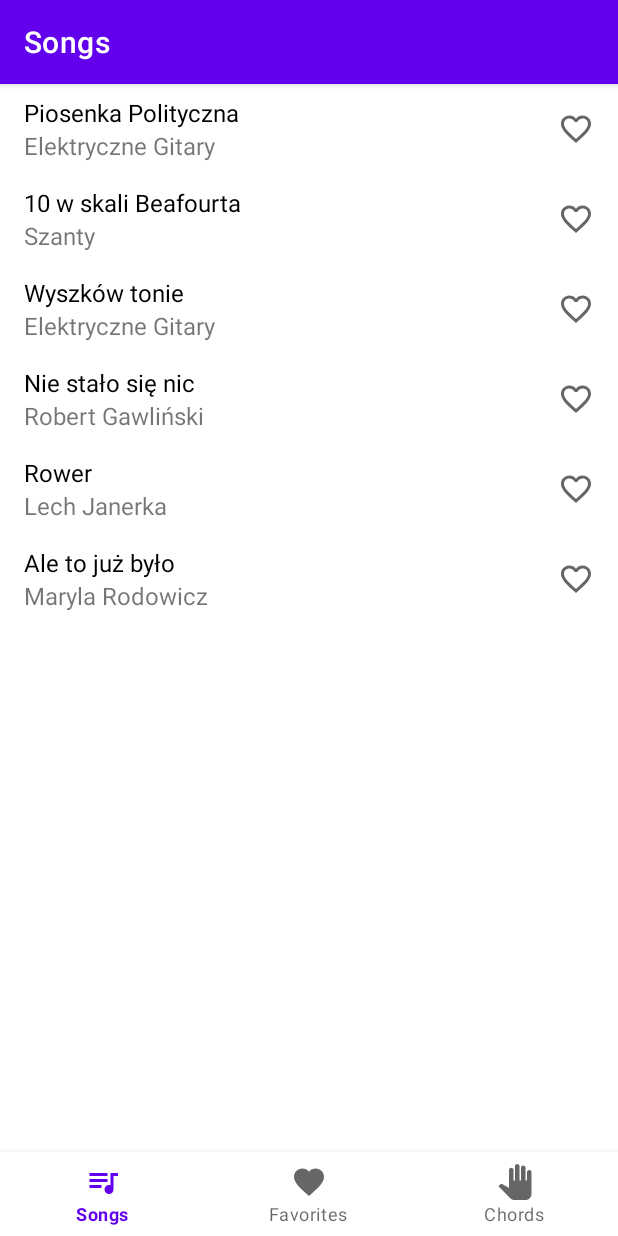
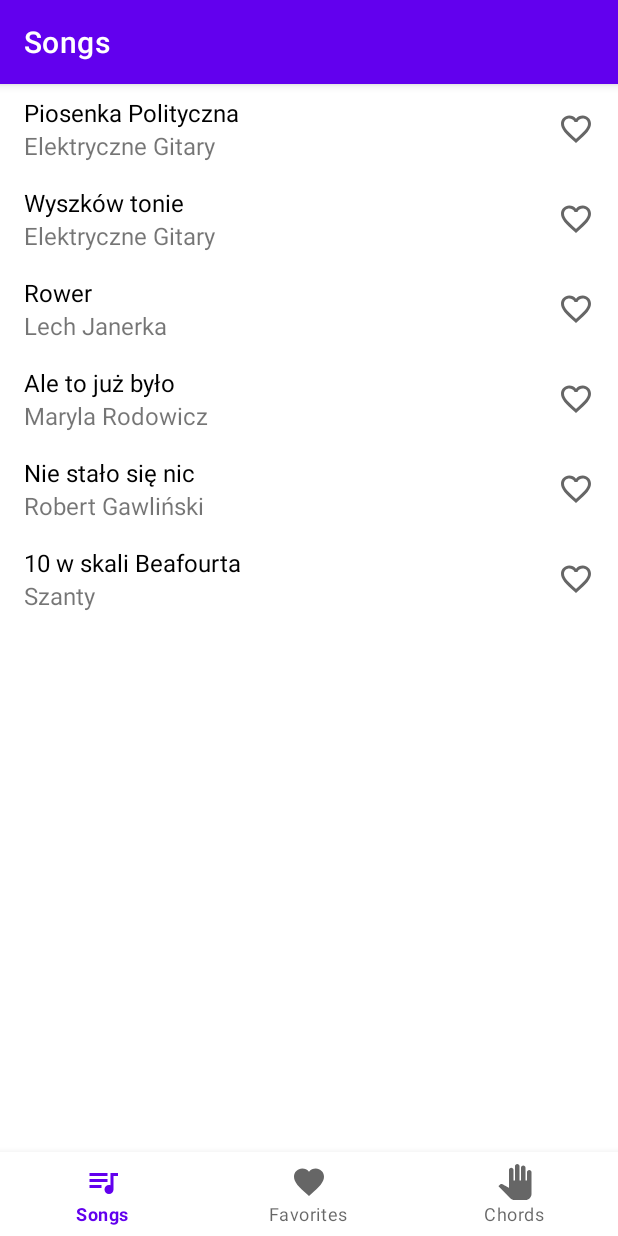
Before and after one commit to martapolcyn/Songbook, an Android app: the screen it shows after launch (MainActivity), on a phone screen of 412 x 824 dp. Run offline under Robolectric (Android 15) with nearby library versions, the phone set to English and light mode, and no system bars; our stand-ins replace navigation-ui.

Commit message:
Refactored code to use viewModel provided data and to handle clicks on songs

```diff
--- /dev/null
+++ b/app/src/main/java/com/martapolcyn/songbook/ui/songs/OnSongClickedListener.java
@@ -0,0 +1,5 @@
+package com.martapolcyn.songbook.ui.songs;
+
+public interface OnSongClickedListener {
+    void onClick(Song song);
+}
--- a/app/src/main/java/com/martapolcyn/songbook/ui/songs/SongAdapter.java
+++ b/app/src/main/java/com/martapolcyn/songbook/ui/songs/SongAdapter.java
@@ -1,68 +1,67 @@
 package com.martapolcyn.songbook.ui.songs;
 
-import android.content.Context;
 import android.view.LayoutInflater;
-import android.view.View;
 import android.view.ViewGroup;
-import android.widget.ArrayAdapter;
-import android.widget.Filter;
-import android.widget.Filterable;
-import android.widget.TextView;
 
 import androidx.annotation.NonNull;
 import androidx.recyclerview.widget.RecyclerView;
 
-import com.martapolcyn.songbook.R;
+import com.martapolcyn.songbook.databinding.ListItemBinding;
 
-import java.lang.reflect.Array;
 import java.util.ArrayList;
 import java.util.List;
 
 public class SongAdapter extends RecyclerView.Adapter<SongAdapter.MyViewHolder> {
 
-    private ArrayList<Song> songs;
+    private final MyViewHolderOnClickListener myViewHolderOnClickListener;
+    private final OnSongClickedListener listener;
+    private List<Song> songs = new ArrayList<>();
 
-    public SongAdapter(ArrayList<Song> songs) {
-        this.songs = songs;
+    public SongAdapter(OnSongClickedListener listener) {
+        this.listener = listener;
+        myViewHolderOnClickListener = position -> listener.onClick(songs.get(position));
     }
 
-    public class MyViewHolder extends RecyclerView.ViewHolder {
+    interface MyViewHolderOnClickListener {
+        void onClick(int position);
+    }
 
-        private TextView tvTitle;
-        private TextView tvArtist;
+    public static class MyViewHolder extends RecyclerView.ViewHolder {
+        @NonNull
+        private final ListItemBinding binding;
 
-        public MyViewHolder(@NonNull View itemView) {
-            super(itemView);
-            tvTitle = itemView.findViewById(R.id.tv_title);
-            tvArtist = itemView.findViewById(R.id.tv_artist);
+        public MyViewHolder(@NonNull ListItemBinding binding, MyViewHolderOnClickListener listener) {
+            super(binding.getRoot());
+            this.binding = binding;
+
+            binding.getRoot().setOnClickListener(v -> listener.onClick(getAdapterPosition()));
         }
 
-        public TextView getTvTitle(){
-            return tvTitle;
-        }
-
-        public TextView getTvArtist(){
-            return tvArtist;
+        public void bind(Song song) {
+            binding.tvTitle.setText(song.getTitle());
+            binding.tvArtist.setText(song.getArtist());
         }
     }
 
     @NonNull
     @Override
     public MyViewHolder onCreateViewHolder(@NonNull ViewGroup viewGroup, int i) {
-        View itemView = LayoutInflater.from(viewGroup.getContext()).inflate(R.layout.list_item, viewGroup, false);
-        return new MyViewHolder(itemView);
+        ListItemBinding binding = ListItemBinding.inflate(LayoutInflater.from(viewGroup.getContext()), viewGroup, false);
+        return new MyViewHolder(binding, myViewHolderOnClickListener);
     }
 
     @Override
     public void onBindViewHolder(@NonNull MyViewHolder viewHolder, int i) {
-        String title = songs.get(i).getTitle();
-        String artist = songs.get(i).getArtist();
-        viewHolder.tvTitle.setText(title);
-        viewHolder.tvArtist.setText(artist);
+        viewHolder.bind(songs.get(i));
     }
 
     @Override
     public int getItemCount() {
-        return 6;
+        return songs.size();
+    }
+
+    public void setSongs(List<Song> songs) {
+        this.songs = songs;
+        notifyDataSetChanged();
     }
 }
--- a/app/src/main/java/com/martapolcyn/songbook/ui/songs/SongsFragment.java
+++ b/app/src/main/java/com/martapolcyn/songbook/ui/songs/SongsFragment.java
@@ -8,65 +8,56 @@ import android.view.ViewGroup;
 import androidx.annotation.NonNull;
 import androidx.annotation.Nullable;
 import androidx.fragment.app.Fragment;
-import androidx.recyclerview.widget.DefaultItemAnimator;
+import androidx.lifecycle.ViewModelProvider;
 import androidx.recyclerview.widget.LinearLayoutManager;
 import androidx.recyclerview.widget.RecyclerView;
 
-import com.martapolcyn.songbook.R;
+import com.martapolcyn.songbook.databinding.ListFragmentBinding;
 
-import java.lang.reflect.Array;
-import java.util.ArrayList;
+public class SongsFragment extends Fragment implements OnSongClickedListener {
 
-public class SongsFragment extends Fragment {
-
-    // add RecycleView member
-    private RecyclerView recyclerView;
+    private SongsViewModel viewModel;
+    private SongAdapter adapter;
+    private ListFragmentBinding binding;
 
     @Nullable
     @Override
     public View onCreateView(@NonNull LayoutInflater inflater, @Nullable ViewGroup container, @Nullable Bundle savedInstanceState) {
+        binding = ListFragmentBinding.inflate(inflater, container, false);
+        return binding.getRoot();
+    }
 
-        View view = inflater.inflate(R.layout.list_fragment, container, false);
+    @Override
+    public void onViewCreated(@NonNull View view, @Nullable Bundle savedInstanceState) {
+        super.onViewCreated(view, savedInstanceState);
+        adapter = new SongAdapter(this);
+        viewModel = new ViewModelProvider(requireActivity()).get(SongsViewModel.class);
 
-        ArrayList<Song> songs = new ArrayList<>();
-        songs.add(new Song("Piosenka Polityczna", "Elektryczne Gitary",
-                "To jest piosenka polityczna" +
-                        "\nTo jest piosenka zakazana" +
-                        "\nOna jest szczera, autentyczna" +
-                        "\nJest antykapitalistyczna", "C e F G"));
-        songs.add(new Song("10 w skali Beafourta", "Szanty",
-                "Kołysał nas zachodni wiatr," +
-                        "\nbrzeg gdzieś za rufą został." +
-                        "\nI nagle ktoś jak papier zbladł:" +
-                        "\nsztorm idzie, panie bosman!", "a d\nE7 a\nd a\nH7 E7"));
-        songs.add(new Song("Wyszków tonie", "Elektryczne Gitary",
-                "Siedzę na dachu, tutaj nie dojdzie," +
-                        "\nW piwnicy zostały moje kartofle!" +
-                        "\nDwóch ludzi na tratwie uwija się żywo" +
-                        "\nTonącym po paczce sprzedają piwo!", "d B\nd A\nd B\nG"));
-        songs.add(new Song("Nie stało się nic", "Robert Gawliński",
-                "Jeden dzień, jedna noc" +
-                        "\nA w życiu jakby piękniej" +
-                        "\nByłem z nią parę chwil" +
-                        "\nByło tak namiętnie", "a d\nE\na d\nE"));
-        songs.add(new Song("Rower", "Lech Janerka",
-                "Jadę na rowerze, słuchaj, do byle gdzie" +
-                        "\nRower mam, posłuchaj, w taki różowy dżez" +
-                        "\nMoże byś tak, Damian, wpadł popedałować?", "F\nC\ng d F\n"));
-        songs.add(new Song("Ale to już było", "Maryla Rodowicz",
-                "Z wielu pieców się jadło chleb" +
-                        "\nChoć od lat przyglądam się światu" +
-                        "\nCzasem rano zabolał łeb" +
-                        "\nI mówili: zmiana klimatu", "C G C\nd G\nC G C\nd G"));
+        setupRecycler();
+        setupObservers();
+    }
 
-        recyclerView = view.findViewById(R.id.recycler_view);
-        recyclerView.setHasFixedSize(true);
-        RecyclerView.LayoutManager layoutManager = new LinearLayoutManager(getActivity().getApplicationContext());
-        recyclerView.setLayoutManager(layoutManager);
-        recyclerView.setItemAnimator(new DefaultItemAnimator());
-        recyclerView.setAdapter(new SongAdapter(songs));
+    @Override
+    public void onDestroyView() {
+        super.onDestroyView();
+        binding.recyclerView.setAdapter(null);
+        adapter = null;
+        binding = null;
+    }
 
+    @Override
+    public void onClick(Song song) {
+        viewModel.makeFavorite(song);
+    }
 
-        return view;
+    private void setupRecycler() {
+        RecyclerView.LayoutManager layoutManager = new LinearLayoutManager(requireContext());
+        binding.recyclerView.setHasFixedSize(true);
+        binding.recyclerView.setLayoutManager(layoutManager);
+        binding.recyclerView.setAdapter(adapter);
+    }
+
+    private void setupObservers() {
+        viewModel.getData().observe(getViewLifecycleOwner(), adapter::setSongs);
     }
 }
--- a/app/src/main/java/com/martapolcyn/songbook/ui/songs/SongsViewModel.java
+++ b/app/src/main/java/com/martapolcyn/songbook/ui/songs/SongsViewModel.java
@@ -1,4 +1,6 @@
 package com.martapolcyn.songbook.ui.songs;
+
+import android.util.Log;
 
 import androidx.lifecycle.LiveData;
 import androidx.lifecycle.MutableLiveData;
@@ -26,7 +28,6 @@ public class SongsViewModel extends ViewModel {
     private void loadData() {
 
         List<Song> songs = new ArrayList<>();
-
 
 
         songs.add(new Song("Piosenka Polityczna", "Elektryczne Gitary",
@@ -64,4 +65,8 @@ public class SongsViewModel extends ViewModel {
 
         mData.setValue(songs);
     }
+
+    public void makeFavorite(Song song) {
+        Log.d("SongsViewModel", "makeFavorite() called with: song = [" + song + "]");
+    }
 }
```
